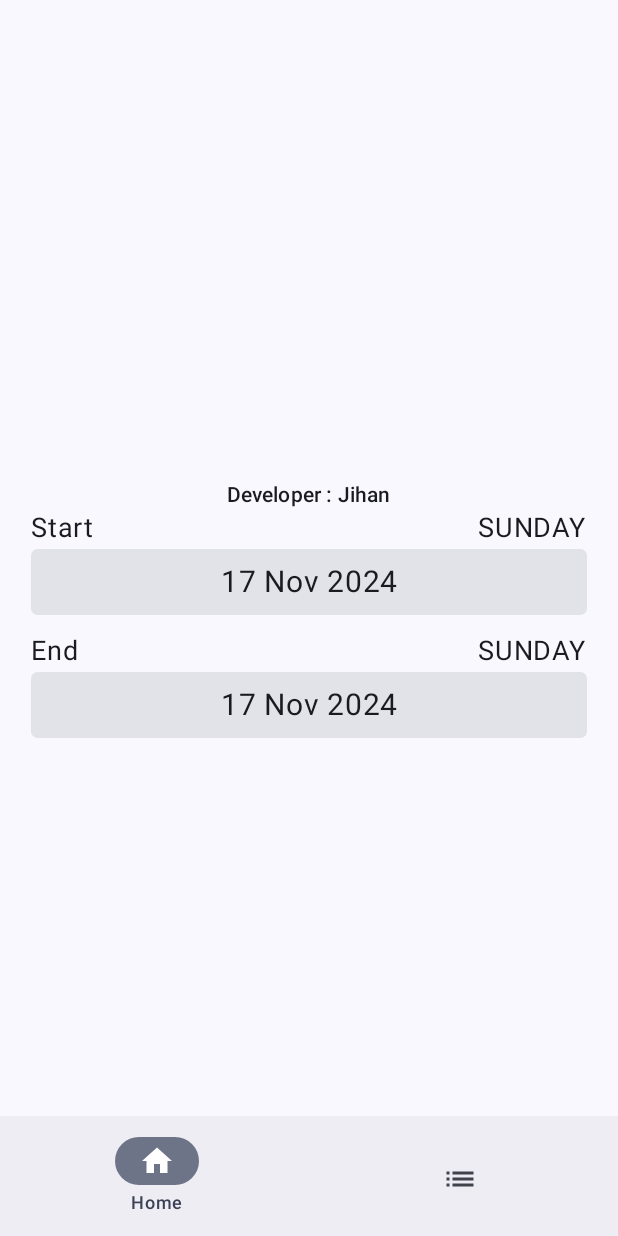
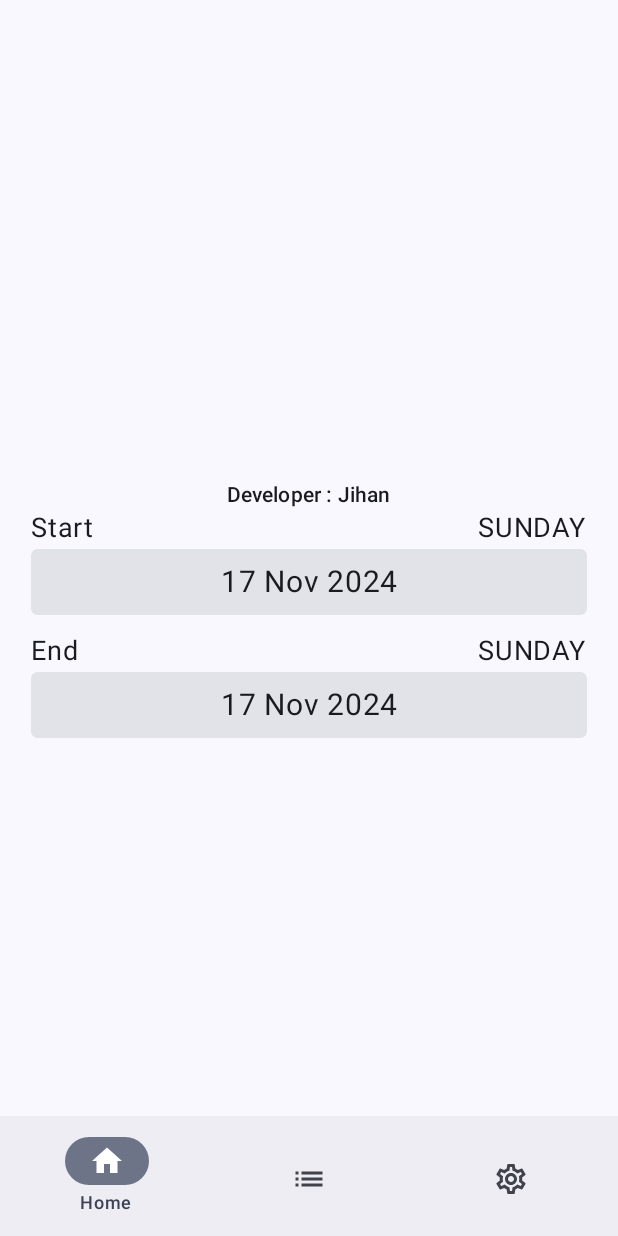
Before and after one commit to 0xJihan/Age-Calculator, an Android app built with Jetpack Compose: the screen it shows after launch (MainActivity), on a phone screen of 412 x 824 dp. Run offline under Robolectric (Android 15) with nearby library versions, the phone set to English and light mode, and no system bars; our stand-ins replace Dagger/Hilt's generated code, Room's generated code.

Commit message:
implemented theme changer

```diff
--- a/app/src/main/java/com/jihan/agecalculator/MainActivity.kt
+++ b/app/src/main/java/com/jihan/agecalculator/MainActivity.kt
@@ -4,15 +4,19 @@ import android.os.Bundle
 import androidx.activity.ComponentActivity
 import androidx.activity.compose.setContent
 import androidx.activity.enableEdgeToEdge
+import androidx.compose.animation.slideInHorizontally
+import androidx.compose.animation.slideOutVertically
 import androidx.compose.runtime.Composable
+import androidx.compose.runtime.getValue
 import androidx.hilt.navigation.compose.hiltViewModel
+import androidx.lifecycle.compose.collectAsStateWithLifecycle
 import androidx.navigation.compose.NavHost
 import androidx.navigation.compose.composable
 import androidx.navigation.compose.rememberNavController
 import androidx.navigation.toRoute
 import com.jihan.agecalculator.domain.viewmodel.RoomViewmodel
+import com.jihan.agecalculator.domain.viewmodel.ThemeViewModel
 import com.jihan.agecalculator.presentation.screens.DetailScreen
-import com.jihan.agecalculator.presentation.screens.HomeScreen
 import com.jihan.agecalculator.presentation.screens.MainScreen
 import com.jihan.agecalculator.presentation.screens.destination.Destination
 import com.jihan.agecalculator.ui.theme.AppTheme
@@ -30,8 +34,13 @@ class MainActivity : ComponentActivity() {
 
 
         setContent {
-            AppTheme {
-                MainApp()
+
+
+            val themeViewModel = hiltViewModel<ThemeViewModel>()
+            val darkTheme by themeViewModel.isDark.collectAsStateWithLifecycle()
+
+            AppTheme(darkTheme = darkTheme) {
+                MainApp(themeViewModel)
             }
         }
 
@@ -39,18 +48,22 @@ class MainActivity : ComponentActivity() {
 
 
     @Composable
-    private fun MainApp() {
+    private fun MainApp(themeViewModel: ThemeViewModel) {
 
         val navController = rememberNavController()
         val roomViewmodel = hiltViewModel<RoomViewmodel>()
 
         NavHost(navController, Destination.Main) {
 
-            composable<Destination.Main> {
-                MainScreen(navController,roomViewmodel)
+            composable<Destination.Main>(popEnterTransition = {
+                slideInHorizontally { -it }
+            }) {
+                MainScreen(navController, roomViewmodel, themeViewModel)
             }
 
-            composable<Destination.Detail> {
+            composable<Destination.Detail>(popExitTransition = {
+                slideOutVertically { -it }
+            }) {
                 val id = it.toRoute<Destination.Detail>().id
                 DetailScreen(id) {entity->
                  roomViewmodel.insertAge(entity)
--- /dev/null
+++ b/app/src/main/java/com/jihan/agecalculator/domain/utils/ThemeChanger.kt
@@ -0,0 +1,24 @@
+package com.jihan.agecalculator.domain.utils
+
+import android.content.Context
+
+object ThemeChanger {
+
+    private const val PREFS_NAME = "theme"
+    private const  val PREFS_KEY = "isDark"
+
+    fun getCurrentTheme(context: Context):Boolean{
+        val sharedPref = context.getSharedPreferences(PREFS_NAME, Context.MODE_PRIVATE)
+        return sharedPref.getBoolean(PREFS_KEY, false)
+    }
+
+    fun setTheme(context: Context, isDark:Boolean){
+        val sharedPref = context.getSharedPreferences(PREFS_NAME, Context.MODE_PRIVATE)
+        with(sharedPref.edit()){
+            putBoolean(PREFS_KEY, isDark)
+            apply()
+        }
+    }
+
+
+}
--- /dev/null
+++ b/app/src/main/java/com/jihan/agecalculator/domain/viewmodel/ThemeViewModel.kt
@@ -0,0 +1,25 @@
+package com.jihan.agecalculator.domain.viewmodel
+
+import android.content.Context
+import androidx.lifecycle.ViewModel
+import com.jihan.agecalculator.domain.utils.ThemeChanger
+import dagger.hilt.android.lifecycle.HiltViewModel
+import dagger.hilt.android.qualifiers.ApplicationContext
+import kotlinx.coroutines.flow.MutableStateFlow
+import kotlinx.coroutines.flow.StateFlow
+import javax.inject.Inject
+
+@HiltViewModel
+class ThemeViewModel @Inject constructor(
+    @ApplicationContext val context: Context,
+) : ViewModel() {
+
+    private val _isDark = MutableStateFlow(ThemeChanger.getCurrentTheme(context))
+    val isDark: StateFlow<Boolean> get() = _isDark
+
+    fun toggleTheme() {
+        val newTheme = !_isDark.value
+        _isDark.value = newTheme
+        ThemeChanger.setTheme(context, newTheme)
+    }
+}
--- a/app/src/main/java/com/jihan/agecalculator/presentation/screens/HomeScreen.kt
+++ b/app/src/main/java/com/jihan/agecalculator/presentation/screens/HomeScreen.kt
@@ -1,19 +1,12 @@
 package com.jihan.agecalculator.presentation.screens
 
 import android.app.DatePickerDialog
-import androidx.compose.animation.AnimatedContent
 import androidx.compose.animation.AnimatedVisibility
 import androidx.compose.animation.core.Spring
 import androidx.compose.animation.core.spring
-import androidx.compose.animation.fadeIn
-import androidx.compose.animation.fadeOut
-import androidx.compose.animation.slideInHorizontally
 import androidx.compose.animation.slideInVertically
-import androidx.compose.animation.slideOutHorizontally
-import androidx.compose.animation.togetherWith
 import androidx.compose.foundation.background
 import androidx.compose.foundation.layout.Arrangement
-import androidx.compose.foundation.layout.Box
 import androidx.compose.foundation.layout.Column
 import androidx.compose.foundation.layout.Row
 import androidx.compose.foundation.layout.Spacer
@@ -23,22 +16,12 @@ import androidx.compose.foundation.layout.height
 import androidx.compose.foundation.layout.padding
 import androidx.compose.foundation.lazy.LazyColumn
 import androidx.compose.foundation.shape.RoundedCornerShape
-import androidx.compose.material.icons.Icons
-import androidx.compose.material.icons.automirrored.filled.List
-import androidx.compose.material.icons.automirrored.outlined.List
-import androidx.compose.material.icons.filled.Home
-import androidx.compose.material.icons.outlined.Home
-import androidx.compose.material3.BottomAppBar
 import androidx.compose.material3.Button
 import androidx.compose.material3.Card
-import androidx.compose.material3.Icon
 import androidx.compose.material3.MaterialTheme
-import androidx.compose.material3.NavigationBarItem
-import androidx.compose.material3.Scaffold
 import androidx.compose.material3.Text
 import androidx.compose.runtime.Composable
 import androidx.compose.runtime.getValue
-import androidx.compose.runtime.mutableIntStateOf
 import androidx.compose.runtime.mutableStateOf
 import androidx.compose.runtime.saveable.rememberSaveable
 import androidx.compose.runtime.setValue
@@ -48,83 +31,13 @@ import androidx.compose.ui.platform.LocalContext
 import androidx.compose.ui.text.style.TextAlign
 import androidx.compose.ui.unit.dp
 import androidx.compose.ui.unit.sp
-import androidx.hilt.navigation.compose.hiltViewModel
-import androidx.navigation.NavController
 import com.jihan.agecalculator.domain.room.AgeEntity
-import com.jihan.agecalculator.domain.utils.BottomItem
 import com.jihan.agecalculator.domain.utils.calculateAgeDetails
 import com.jihan.agecalculator.domain.utils.saveImage
 import com.jihan.agecalculator.domain.viewmodel.RoomViewmodel
 import com.jihan.agecalculator.presentation.component.InputDialog
-import com.jihan.agecalculator.presentation.screens.destination.Destination
 import java.time.LocalDate
 import java.time.format.DateTimeFormatter
-
-
-@Composable
-fun MainScreen(navController: NavController,roomViewmodel: RoomViewmodel) {
-    val bottomNavList = listOf(
-        BottomItem("Home", Icons.Filled.Home, Icons.Outlined.Home),
-        BottomItem("List", Icons.AutoMirrored.Filled.List, Icons.AutoMirrored.Outlined.List),
-    )
-
-    var selectedIndex by rememberSaveable { mutableIntStateOf(0) }
-
-    Scaffold(bottomBar = {
-        BottomAppBar {
-            bottomNavList.forEachIndexed { index, item ->
-                val isSelected = selectedIndex == index
-                NavigationBarItem(icon = {
-                    Icon(
-                        if (isSelected) item.selectedIcon else item.unselectedIcon,
-                        contentDescription = null
-                    )
-                },
-                    label = { Text(item.label) },
-                    selected = isSelected,
-                    onClick = { selectedIndex = index },
-                    alwaysShowLabel = false
-                )
-            }
-        }
-    }) { paddingValues ->
-
-        AnimatedTab(Modifier.padding(paddingValues), selectedIndex, navController,roomViewmodel)
-
-    }
-
-}
-
-@Composable
-private fun AnimatedTab(
-    modifier: Modifier = Modifier,
-    selectedIndex: Int,
-    navController: NavController,
-    roomViewmodel: RoomViewmodel
-) {
-    Box(modifier) {
-        AnimatedContent(targetState = selectedIndex, transitionSpec = {
-            // Customize the animation with slide and fade effects
-            if (targetState > initialState) {
-                (slideInHorizontally { width -> width } + fadeIn()).togetherWith(
-                    slideOutHorizontally { width -> -width } + fadeOut())
-            } else {
-                (slideInHorizontally { width -> -width } + fadeIn()).togetherWith(
-                    slideOutHorizontally { width -> width } + fadeOut())
-            }
-        }, label = "") { index ->
-            when (index) {
-                0 -> HomeScreen(roomViewmodel = roomViewmodel)
-                1 -> ListScreen(roomViewmodel) { id ->
-                    navController.navigate(Destination.Detail(id))
-                }
-            }
-        }
-    }
-}
-
-
-//*===============================================================
 
 
 @Composable
--- /dev/null
+++ b/app/src/main/java/com/jihan/agecalculator/presentation/screens/MainScreen.kt
@@ -0,0 +1,90 @@
+package com.jihan.agecalculator.presentation.screens
+
+import androidx.compose.animation.AnimatedContent
+import androidx.compose.animation.fadeIn
+import androidx.compose.animation.fadeOut
+import androidx.compose.animation.slideInHorizontally
+import androidx.compose.animation.slideOutHorizontally
+import androidx.compose.animation.togetherWith
+import androidx.compose.foundation.layout.Box
+import androidx.compose.foundation.layout.padding
+import androidx.compose.material.icons.Icons
+import androidx.compose.material.icons.automirrored.filled.List
+import androidx.compose.material.icons.automirrored.outlined.List
+import androidx.compose.material.icons.filled.Home
+import androidx.compose.material.icons.filled.Settings
+import androidx.compose.material.icons.outlined.Home
+import androidx.compose.material.icons.outlined.Settings
+import androidx.compose.material3.BottomAppBar
+import androidx.compose.material3.Icon
+import androidx.compose.material3.NavigationBarItem
+import androidx.compose.material3.Scaffold
+import androidx.compose.material3.Text
+import androidx.compose.runtime.Composable
+import androidx.compose.runtime.getValue
+import androidx.compose.runtime.mutableIntStateOf
+import androidx.compose.runtime.saveable.rememberSaveable
+import androidx.compose.runtime.setValue
+import androidx.compose.ui.Modifier
+import androidx.hilt.navigation.compose.hiltViewModel
+import androidx.navigation.NavController
+import com.jihan.agecalculator.domain.utils.BottomItem
+import com.jihan.agecalculator.domain.viewmodel.RoomViewmodel
+import com.jihan.agecalculator.domain.viewmodel.ThemeViewModel
+import com.jihan.agecalculator.presentation.screens.destination.Destination
+
+@Composable
+fun MainScreen(navController: NavController, roomViewmodel: RoomViewmodel,
+               themeViewModel: ThemeViewModel= hiltViewModel()
+) {
+    val bottomNavList = listOf(
+        BottomItem("Home", Icons.Filled.Home, Icons.Outlined.Home),
+        BottomItem("List", Icons.AutoMirrored.Filled.List, Icons.AutoMirrored.Outlined.List),
+        BottomItem("Setting", Icons.Filled.Settings, Icons.Outlined.Settings),
+    )
+
+    var selectedIndex by rememberSaveable { mutableIntStateOf(0) }
+
+    Scaffold(bottomBar = {
+        BottomAppBar {
+            bottomNavList.forEachIndexed { index, item ->
+                val isSelected = selectedIndex == index
+                NavigationBarItem(icon = {
+                    Icon(
+                        if (isSelected) item.selectedIcon else item.unselectedIcon,
+                        contentDescription = null
+                    )
+                },
+                    label = { Text(item.label) },
+                    selected = isSelected,
+                    onClick = { selectedIndex = index },
+                    alwaysShowLabel = false
+                )
+            }
+        }
+    }) { paddingValues ->
+
+        Box(Modifier.padding(paddingValues)) {
+            AnimatedContent(targetState = selectedIndex, transitionSpec = {
+                // Customizing the animation with slide and fade effects
+                if (targetState > initialState) {
+                    (slideInHorizontally { width -> width } + fadeIn()).togetherWith(
+                        slideOutHorizontally { width -> -width } + fadeOut())
+                } else {
+                    (slideInHorizontally { width -> -width } + fadeIn()).togetherWith(
+                        slideOutHorizontally { width -> width } + fadeOut())
+                }
+            }, label = "") { index ->
+                when (index) {
+                    0 -> HomeScreen(roomViewmodel = roomViewmodel)
+                    1 -> ListScreen(roomViewmodel) { id ->
+                        navController.navigate(Destination.Detail(id))
+                    }
+                    2 -> SettingScreen(themeViewModel)
+                }
+            }
+        }
+
+    }
+
+}
--- /dev/null
+++ b/app/src/main/res/drawable/baseline_mode_night_24.xml
@@ -0,0 +1,5 @@
+<vector xmlns:android="http://schemas.android.com/apk/res/android" android:height="24dp" android:tint="#000000" android:viewportHeight="24" android:viewportWidth="24" android:width="24dp">
+
+    <path android:fillColor="@android:color/white" android:pathData="M9.5,2c-1.82,0 -3.53,0.5 -5,1.35c2.99,1.73 5,4.95 5,8.65s-2.01,6.92 -5,8.65C5.97,21.5 7.68,22 9.5,22c5.52,0 10,-4.48 10,-10S15.02,2 9.5,2z"/>
+
+</vector>
--- /dev/null
+++ b/app/src/main/res/drawable/baseline_sunny_24.xml
@@ -0,0 +1,5 @@
+<vector xmlns:android="http://schemas.android.com/apk/res/android" android:height="24dp" android:tint="#000000" android:viewportHeight="24" android:viewportWidth="24" android:width="24dp">
+
+    <path android:fillColor="@android:color/white" android:pathData="M11,4V2c0,-0.55 0.45,-1 1,-1s1,0.45 1,1v2c0,0.55 -0.45,1 -1,1S11,4.55 11,4zM18.36,7.05l1.41,-1.42c0.39,-0.39 0.39,-1.02 0,-1.41c-0.39,-0.39 -1.02,-0.39 -1.41,0l-1.41,1.42c-0.39,0.39 -0.39,1.02 0,1.41C17.34,7.44 17.97,7.44 18.36,7.05zM22,11h-2c-0.55,0 -1,0.45 -1,1s0.45,1 1,1h2c0.55,0 1,-0.45 1,-1S22.55,11 22,11zM12,19c-0.55,0 -1,0.45 -1,1v2c0,0.55 0.45,1 1,1s1,-0.45 1,-1v-2C13,19.45 12.55,19 12,19zM5.64,7.05L4.22,5.64c-0.39,-0.39 -0.39,-1.03 0,-1.41s1.03,-0.39 1.41,0l1.41,1.41c0.39,0.39 0.39,1.03 0,1.41S6.02,7.44 5.64,7.05zM16.95,16.95c-0.39,0.39 -0.39,1.03 0,1.41l1.41,1.41c0.39,0.39 1.03,0.39 1.41,0c0.39,-0.39 0.39,-1.03 0,-1.41l-1.41,-1.41C17.98,16.56 17.34,16.56 16.95,16.95zM2,13h2c0.55,0 1,-0.45 1,-1s-0.45,-1 -1,-1H2c-0.55,0 -1,0.45 -1,1S1.45,13 2,13zM5.64,19.78l1.41,-1.41c0.39,-0.39 0.39,-1.03 0,-1.41s-1.03,-0.39 -1.41,0l-1.41,1.41c-0.39,0.39 -0.39,1.03 0,1.41C4.61,20.17 5.25,20.17 5.64,19.78zM12,6c-3.31,0 -6,2.69 -6,6s2.69,6 6,6s6,-2.69 6,-6S15.31,6 12,6z"/>
+
+</vector>
```
Also changed, not shown: app/src/main/java/com/jihan/agecalculator/presentation/component/ThemeSwitcher.kt (added, +100 -0 lines), app/src/main/java/com/jihan/agecalculator/presentation/screens/SettingScreen.kt (added, +47 -0 lines).
